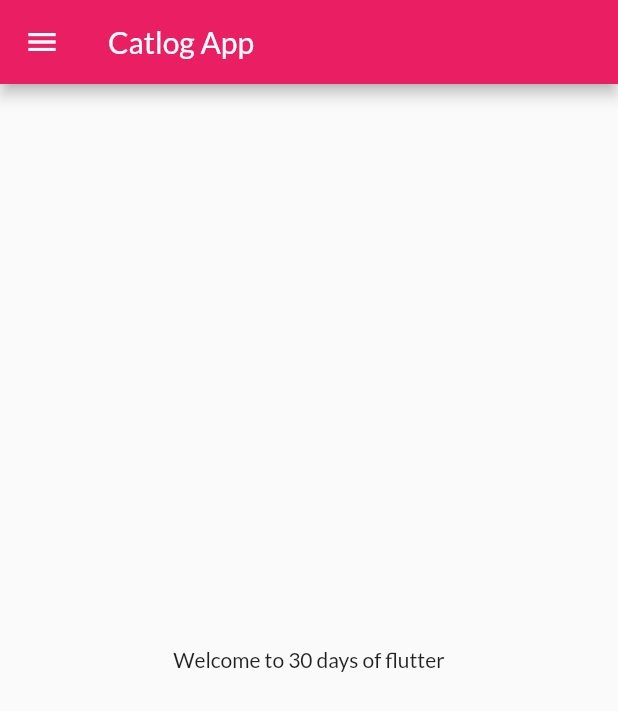
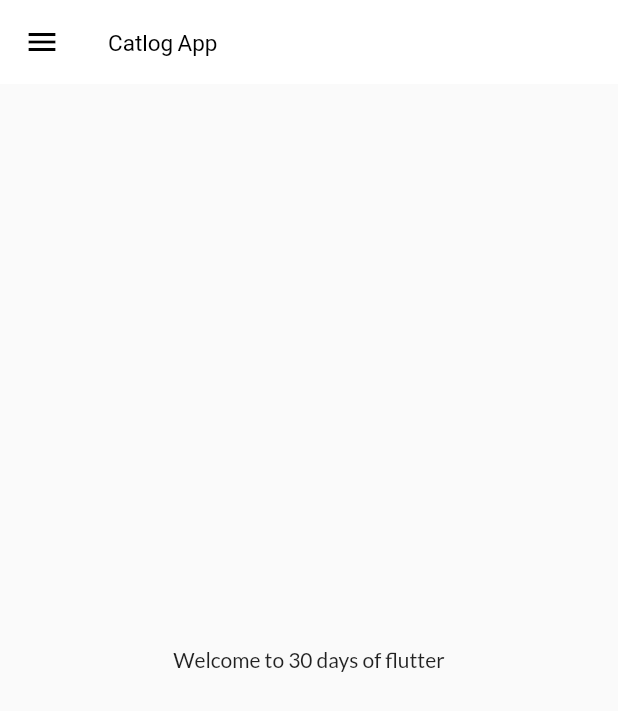
Before and after one commit to i-umairkhan/Catalog-App, a Flutter app: the screen it shows after launch, on a phone screen of 412 x 824 dp. Shown: the top 711 px of the screen. Run offline on Flutter 3.47's test engine with Material 2 defaults, Android fonts, the phone set to English and light mode, and no system bars; our stand-ins replace google_fonts.

Commit message:
Theme data Updated

```diff
--- a/lib/main.dart
+++ b/lib/main.dart
@@ -19,6 +19,14 @@ class MyApp extends StatelessWidget {
       theme: ThemeData(
         primarySwatch: Colors.pink,
         fontFamily: GoogleFonts.lato().fontFamily,
+        appBarTheme: const AppBarTheme(
+            elevation: 0.0,
+            backgroundColor: Colors.white,
+            iconTheme: IconThemeData(color: Colors.black),
+            titleTextStyle: TextStyle(
+              color: Colors.black,
+              fontSize: 15,
+            )),
       ),
       initialRoute: "/home",
       routes: {
--- a/lib/utils/drawer.dart
+++ b/lib/utils/drawer.dart
@@ -1,5 +1,3 @@
-import 'dart:convert';
-
 import 'package:flutter/cupertino.dart';
 import 'package:flutter/material.dart';
 // ignore: unused_import
```
